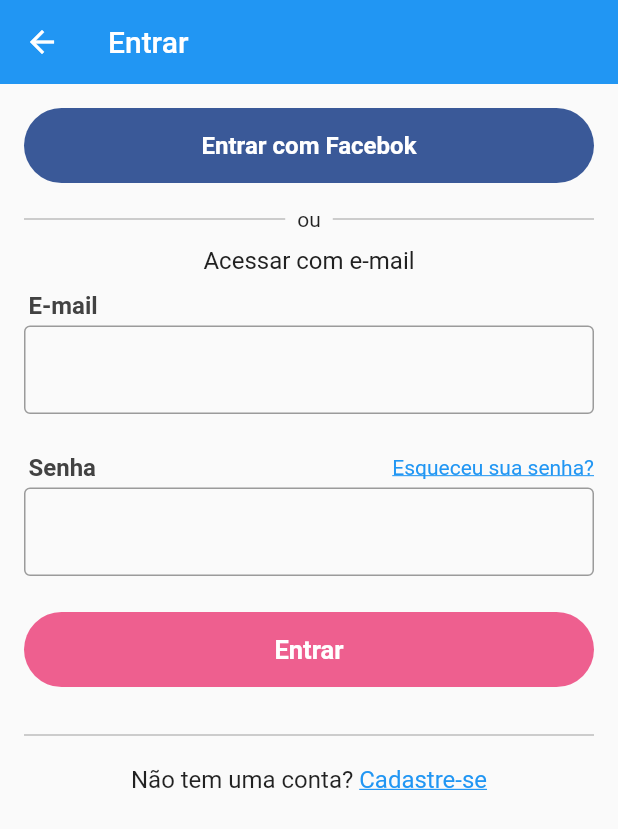
After one commit to giovanitrevisol/xlo, a Flutter app: the screen it shows after launch, in the side drawer, after a tap on "Acesse sua conta agora", on a phone screen of 412 x 824 dp. The commit adds this screen. Shown: the top 829 px of the screen. Run offline on Flutter 3.47's test engine with Material 2 defaults, Android fonts, the phone set to English and light mode, and no system bars; our stand-ins replace brasil_fields, rxdart.

Commit message:
tela de login

```diff
--- /dev/null
+++ b/lib/blocs/login/button_state.dart
@@ -0,0 +1,6 @@
+class ButtonState {
+  bool enabled;
+  bool loading;
+
+  ButtonState({this.enabled, this.loading});
+}
--- /dev/null
+++ b/lib/blocs/login/field_state.dart
@@ -0,0 +1,6 @@
+class FieldState {
+  String error;
+  bool enabled;
+
+  FieldState({this.error, this.enabled = true});
+}
--- /dev/null
+++ b/lib/blocs/login/login_bloc.dart
@@ -0,0 +1,65 @@
+import 'package:rxdart/rxdart.dart';
+import 'package:xlo/blocs/login/button_state.dart';
+import 'package:xlo/blocs/login/field_state.dart';
+import 'package:xlo/blocs/login/login_bloc_state.dart';
+import 'package:xlo/validators/login_validator.dart';
+
+class LoginBloc with LoginValidator {
+  final BehaviorSubject<LoginBlocState> _stateContrller =
+      BehaviorSubject<LoginBlocState>.seeded(LoginBlocState(LoginState.IDLE));
+  final BehaviorSubject<String> _emailController = BehaviorSubject<String>();
+  final BehaviorSubject<String> _passwordController = BehaviorSubject<String>();
+
+  Function(String) get changeEmail => _emailController.sink.add;
+  Function(String) get changePassword => _passwordController.sink.add;
+
+//
+  Stream<LoginBlocState> get outState => _stateContrller.stream;
+
+  Stream<FieldState> get outEmail => Rx.combineLatest2(
+          _emailController.stream.transform(emailValidator), outState, (a, b) {
+        a.enabled = b.state != LoginState.LOADING;
+        return a;
+      });
+
+  Stream<FieldState> get outPassword => Rx.combineLatest2(
+          _passwordController.stream.transform(passwordValidator), outState,
+          (a, b) {
+        a.enabled = b.state != LoginState.LOADING;
+        return a;
+      });
+
+  Stream<ButtonState> get outLoginButton =>
+      Rx.combineLatest3(outEmail, outPassword, outState, (a, b, c) {
+        return ButtonState(
+          loading: c.state == LoginState.LOADING,
+          enabled: a.error == null &&
+              b.error == null &&
+              c.state != LoginState.LOADING,
+        );
+      });
+
+  Future<bool> loginWithEmail() async {
+    _stateContrller.add(LoginBlocState(LoginState.LOADING));
+
+    await Future.delayed(Duration(seconds: 3));
+
+    _stateContrller.add(LoginBlocState(LoginState.DONE));
+    return true;
+  }
+
+  Future<bool> loginWithFacebook() async {
+    _stateContrller.add(LoginBlocState(LoginState.LOADING_FACE));
+
+    await Future.delayed(Duration(seconds: 3));
+
+    _stateContrller.add(LoginBlocState(LoginState.DONE));
+    return true;
+  }
+
+  dispose() {
+    _emailController.close();
+    _passwordController.close();
+    _stateContrller.close();
+  }
+}
--- /dev/null
+++ b/lib/blocs/login/login_bloc_state.dart
@@ -0,0 +1,8 @@
+enum LoginState { IDLE, LOADING, LOADING_FACE, ERROR, DONE }
+
+class LoginBlocState {
+  LoginState state;
+  String errorMessage;
+
+  LoginBlocState(this.state, {this.errorMessage});
+}
--- a/lib/common/custom_drawer/widgets/custom_header.dart
+++ b/lib/common/custom_drawer/widgets/custom_header.dart
@@ -1,9 +1,15 @@
 import 'package:flutter/material.dart';
+import 'package:xlo/screens/login/login_screen.dart';
 
 class CustomHeader extends StatelessWidget {
   @override
   Widget build(BuildContext context) {
-    return Container(
+    return GestureDetector(
+      onTap: () {
+        Navigator.of(context)
+            .push(MaterialPageRoute(builder: (context) => LoginScreen()));
+      },
+      child: Container(
         height: 115,
         padding: EdgeInsets.only(left: 40),
         color: Colors.blue,
@@ -42,6 +48,7 @@ class CustomHeader extends StatelessWidget {
             ))
           ],
         ),
+      ),
     );
   }
 }
--- a/lib/screens/base/base_screen.dart
+++ b/lib/screens/base/base_screen.dart
@@ -27,7 +27,9 @@ class _BaseScreenState extends State<BaseScreen> {
 
       _drawerSubscription?.cancel();
       _drawerSubscription = _drawerBloc.outPage.listen((page) {
-        _pageController.jumpToPage(page);
+        try {
+          _pageController.jumpToPage(page);
+        } catch (e) {}
       });
     }
   }
--- /dev/null
+++ b/lib/screens/login/login_screen.dart
@@ -0,0 +1,149 @@
+import 'package:flutter/material.dart';
+import 'package:xlo/blocs/login/field_state.dart';
+import 'package:xlo/blocs/login/login_bloc.dart';
+import 'package:xlo/screens/login/widgets/facebook_button.dart';
+import 'package:xlo/screens/login/widgets/login_button.dart';
+import 'package:xlo/screens/login/widgets/or_divider.dart';
+
+class LoginScreen extends StatefulWidget {
+  @override
+  _LoginScreenState createState() => _LoginScreenState();
+}
+
+class _LoginScreenState extends State<LoginScreen> {
+  LoginBloc _loginBloc = LoginBloc();
+
+  @override
+  Widget build(BuildContext context) {
+    return Scaffold(
+      appBar: AppBar(
+        elevation: 0,
+        title: const Text('Entrar'),
+      ),
+      body: SingleChildScrollView(
+        child: Padding(
+          padding: const EdgeInsets.symmetric(horizontal: 16),
+          child: Column(
+            crossAxisAlignment: CrossAxisAlignment.stretch,
+            children: [
+              FacebookButton(
+                loginBloc: _loginBloc,
+              ),
+              OrDivider(),
+              Padding(
+                padding: const EdgeInsets.only(top: 10, bottom: 11),
+                child: Text(
+                  'Acessar com e-mail',
+                  textAlign: TextAlign.center,
+                  style: TextStyle(fontSize: 16, color: Colors.grey[900]),
+                ),
+              ),
+              Padding(
+                padding: const EdgeInsets.only(left: 3, bottom: 4),
+                child: Text(
+                  'E-mail',
+                  style: TextStyle(
+                    fontSize: 16,
+                    color: Colors.grey[800],
+                    fontWeight: FontWeight.w700,
+                  ),
+                ),
+              ),
+              StreamBuilder<FieldState>(
+                initialData: FieldState(),
+                stream: _loginBloc.outEmail,
+                builder: (context, snapshot) {
+                  return TextField(
+                    keyboardType: TextInputType.emailAddress,
+                    autocorrect: false, //desabilita o autocomplete do campo
+                    decoration: InputDecoration(
+                      border: const OutlineInputBorder(),
+                      errorText: snapshot.data.error,
+                    ),
+                    onChanged: _loginBloc.changeEmail,
+                    enabled: snapshot.data.enabled,
+                  );
+                },
+              ),
+              Padding(
+                padding: const EdgeInsets.only(left: 3, bottom: 4, top: 26),
+                child: Row(
+                  children: <Widget>[
+                    Expanded(
+                      child: Text(
+                        'Senha',
+                        style: TextStyle(
+                            color: Colors.grey[800],
+                            fontSize: 16,
+                            fontWeight: FontWeight.w700),
+                      ),
+                    ),
+                    GestureDetector(
+                      child: Text(
+                        'Esqueceu sua senha?',
+                        style: TextStyle(
+                          decoration: TextDecoration.underline,
+                          color: Colors.blue,
+                        ),
+                      ),
+                      onTap: () {
+                        //Navigator.of(context).push(MaterialPageRoute(
+                        //    builder: (context) => RecoveryScreen()));
+                      },
+                    )
+                  ],
+                ),
+              ),
+              StreamBuilder<FieldState>(
+                initialData: FieldState(),
+                stream: _loginBloc.outPassword,
+                builder: (context, snapshot) {
+                  return TextField(
+                    autocorrect: false, //desabilita o autocomplete do campo
+                    obscureText: true,
+                    decoration: InputDecoration(
+                        border: const OutlineInputBorder(),
+                        errorText: snapshot.data.error),
+                    enabled: snapshot.data.enabled,
+                    onChanged: _loginBloc.changePassword,
+                  );
+                },
+              ),
+              LoginButton(
+                loginBloc: _loginBloc,
+              ),
+              Divider(
+                color: Colors.grey,
+              ),
+              Padding(
+                padding: const EdgeInsets.symmetric(vertical: 12),
+                child: Row(
+                  mainAxisAlignment: MainAxisAlignment.center,
+                  children: [
+                    const Text(
+                      'Não tem uma conta? ',
+                      style: TextStyle(fontSize: 16),
+                    ),
+                    GestureDetector(
+                      onTap: () {
+                        //
+                      },
+                      child: Text(
+                        'Cadastre-se',
+                        style: TextStyle(
+                          decoration: TextDecoration.underline,
+                          color: Colors.blue,
+                          fontSize: 16,
+                        ),
+                      ),
+                    )
+                  ],
+                ),
+              ),
+            ],
+          ),
+        ),
+      ),
+    );
+  }
+}
--- /dev/null
+++ b/lib/screens/login/widgets/facebook_button.dart
@@ -0,0 +1,49 @@
+import 'package:flutter/material.dart';
+import 'package:xlo/blocs/login/login_bloc.dart';
+import 'package:xlo/blocs/login/login_bloc_state.dart';
+
+class FacebookButton extends StatelessWidget {
+  final LoginBloc loginBloc;
+
+  const FacebookButton({Key key, this.loginBloc}) : super(key: key);
+  @override
+  Widget build(BuildContext context) {
+    return Container(
+      margin: const EdgeInsets.symmetric(vertical: 16),
+      height: 50,
+      child: StreamBuilder<LoginBlocState>(
+        initialData: LoginBlocState(LoginState.IDLE),
+        stream: loginBloc.outState,
+        builder: (context, snapshot) {
+          return RaisedButton(
+              color: Color.fromRGBO(58, 89, 152, 1),
+              disabledColor: Color.fromRGBO(58, 89, 152, 0.8),
+              elevation: 0,
+              shape: RoundedRectangleBorder(
+                borderRadius: BorderRadius.circular(25),
+              ),
+              onPressed: snapshot.data.state == LoginState.LOADING_FACE
+                  ? null
+                  : () async {
+                      final bool success = await loginBloc.loginWithFacebook();
+                      if (success) {
+                        Navigator.of(context).pop();
+                      }
+                    },
+              child: snapshot.data.state == LoginState.LOADING_FACE
+                  ? CircularProgressIndicator(
+                      valueColor: AlwaysStoppedAnimation<Color>(Colors.white),
+                    )
+                  : Text(
+                      'Entrar com Facebok',
+                      style: TextStyle(
+                        color: Colors.white,
+                        fontSize: 16,
+                        fontWeight: FontWeight.w600,
+                      ),
+                    ));
+        },
+      ),
+    );
+  }
+}
--- /dev/null
+++ b/lib/screens/login/widgets/login_button.dart
@@ -0,0 +1,50 @@
+import 'package:flutter/material.dart';
+import 'package:xlo/blocs/login/button_state.dart';
+import 'package:xlo/blocs/login/login_bloc.dart';
+
+class LoginButton extends StatelessWidget {
+  final LoginBloc loginBloc;
+
+  const LoginButton({this.loginBloc});
+
+  @override
+  Widget build(BuildContext context) {
+    return Container(
+      margin: const EdgeInsets.symmetric(vertical: 24),
+      height: 50,
+      child: StreamBuilder<ButtonState>(
+          stream: loginBloc.outLoginButton,
+          initialData: ButtonState(enabled: false, loading: false),
+          builder: (context, snapshot) {
+            return RaisedButton(
+              color: Colors.pink,
+              disabledColor: Colors.pink.withAlpha(180),
+              elevation: 0,
+              shape: RoundedRectangleBorder(
+                borderRadius: BorderRadius.circular(25),
+              ),
+              onPressed: snapshot.data.enabled
+                  ? () async {
+                      final bool success = await loginBloc.loginWithEmail();
+                      if (success) {
+                        Navigator.of(context).pop();
+                      }
+                    }
+                  : null,
+              child: snapshot.data.loading
+                  ? CircularProgressIndicator(
+                      valueColor: AlwaysStoppedAnimation<Color>(Colors.white),
+                    )
+                  : Text(
+                      'Entrar',
+                      style: TextStyle(
+                        color: Colors.white,
+                        fontSize: 17,
+                        fontWeight: FontWeight.w600,
+                      ),
+                    ),
+            );
+          }),
+    );
+  }
+}
--- /dev/null
+++ b/lib/screens/login/widgets/or_divider.dart
@@ -0,0 +1,25 @@
+import 'package:flutter/material.dart';
+
+class OrDivider extends StatelessWidget {
+  @override
+  Widget build(BuildContext context) {
+    return Row(
+      children: <Widget>[
+        Expanded(
+          child: Divider(
+            color: Colors.grey,
+          ),
+        ),
+        const Padding(
+          padding: EdgeInsets.symmetric(horizontal: 8),
+          child: Text('ou'),
+        ),
+        Expanded(
+          child: Divider(
+            color: Colors.grey,
+          ),
+        ),
+      ],
+    );
+  }
+}
--- /dev/null
+++ b/lib/validators/login_validator.dart
@@ -0,0 +1,29 @@
+import 'dart:async';
+import 'package:xlo/blocs/login/field_state.dart';
+
+class LoginValidator {
+  final StreamTransformer<String, FieldState> emailValidator =
+      StreamTransformer<String, FieldState>.fromHandlers(
+          handleData: (email, sink) {
+    const Pattern pattern =
+        r"^(([^<>()[\]\\.,;:\s@\']+(\.[^<>()[\]\\.,;:\s@\']+)*)|(\'.+\'))@((\[[0-9]{1,3}\.[0-9]{1,3}\.[0-9]{1,3}\.[0-9]{1,3}\])|(([a-zA-Z\-0-9]+\.)+[a-zA-Z]{2,}))$";
+    final RegExp regex = RegExp(pattern);
+    if (email.isEmpty) {
+      sink.add(FieldState(error: "Campo Obrigatório"));
+    } else if (!regex.hasMatch(email)) {
+      sink.add(FieldState(error: "Email inválido"));
+    } else {
+      sink.add(FieldState());
+    }
+  });
+
+  final StreamTransformer<String, FieldState> passwordValidator =
+      StreamTransformer<String, FieldState>.fromHandlers(
+          handleData: (pass, sink) {
+    if (pass.isEmpty) {
+      sink.add(FieldState(error: "Campo Obrigatório"));
+    } else {
+      sink.add(FieldState());
+    }
+  });
+}
```
Lines whose indentation alone changed are shown as unchanged.
